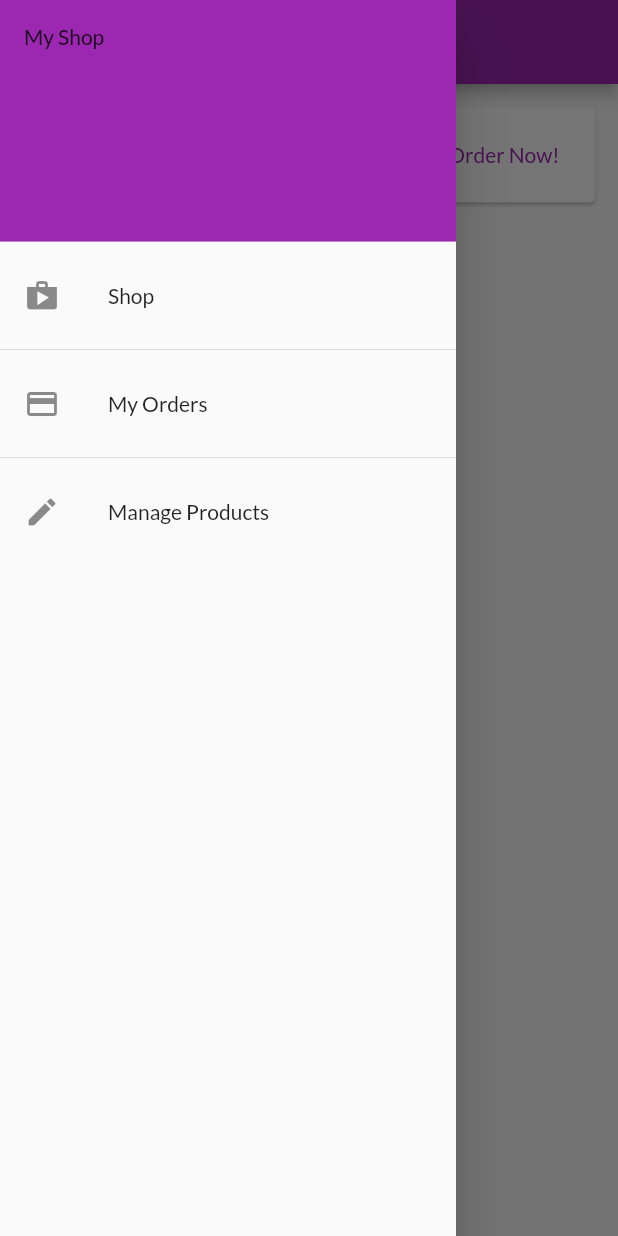
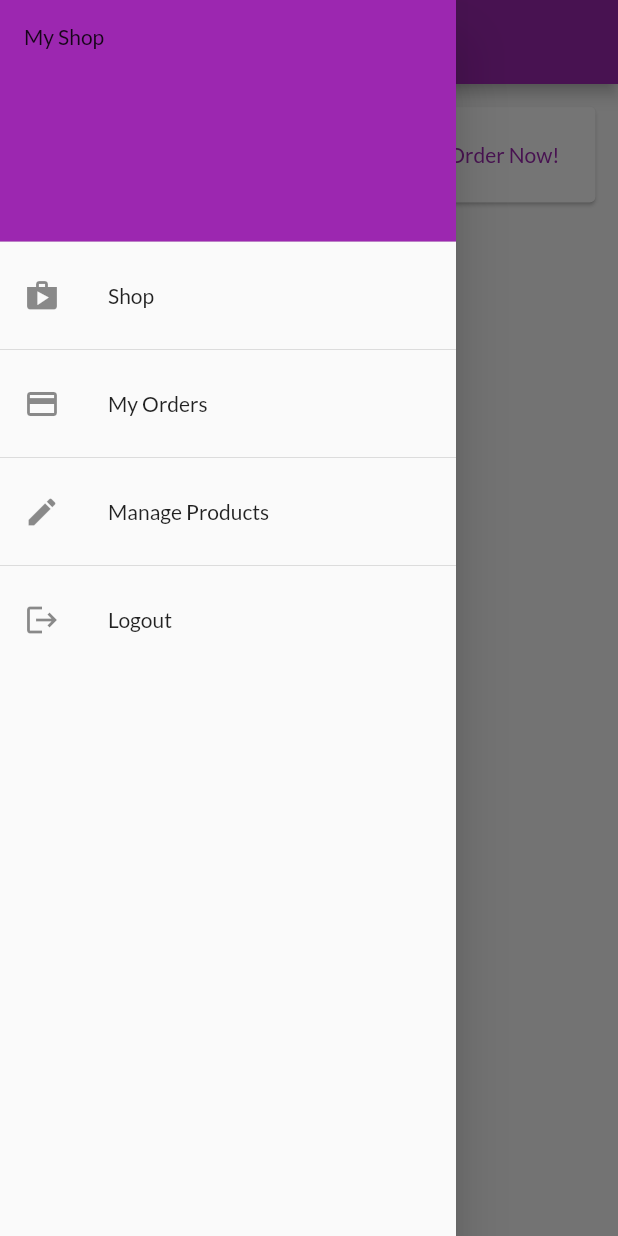
Before and after one commit to pankaj-nikam/state_mgmt, a Flutter app: the CartScreen screen opened by its route, with the side drawer open, on a phone screen of 412 x 824 dp. Run offline on Flutter 3.47's test engine with Material 2 defaults, Android fonts, the phone set to English and light mode, and no system bars.

Commit message:
Added logout button.

```diff
--- a/lib/widgets/side_drawer.dart
+++ b/lib/widgets/side_drawer.dart
@@ -1,4 +1,6 @@
 import 'package:flutter/material.dart';
+import 'package:provider/provider.dart';
+import 'package:state_mgmt/providers/auth.dart';
 import 'package:state_mgmt/screens/orders_screen.dart';
 import 'package:state_mgmt/screens/user_products_screen.dart';
 
@@ -36,6 +38,14 @@ class SideDrawer extends StatelessWidget {
             onTap: () {
               Navigator.of(context).pushNamed(UserProductsScreen.routeName);
             },
+          ),
+          Divider(),
+          ListTile(
+            leading: Icon(Icons.logout),
+            title: Text('Logout'),
+            onTap: () {
+              Provider.of<Auth>(context, listen: false).logout();
+            },
           )
         ],
       ),
```
Also changed, not shown: lib/providers/auth.dart (+7 -0 lines).
